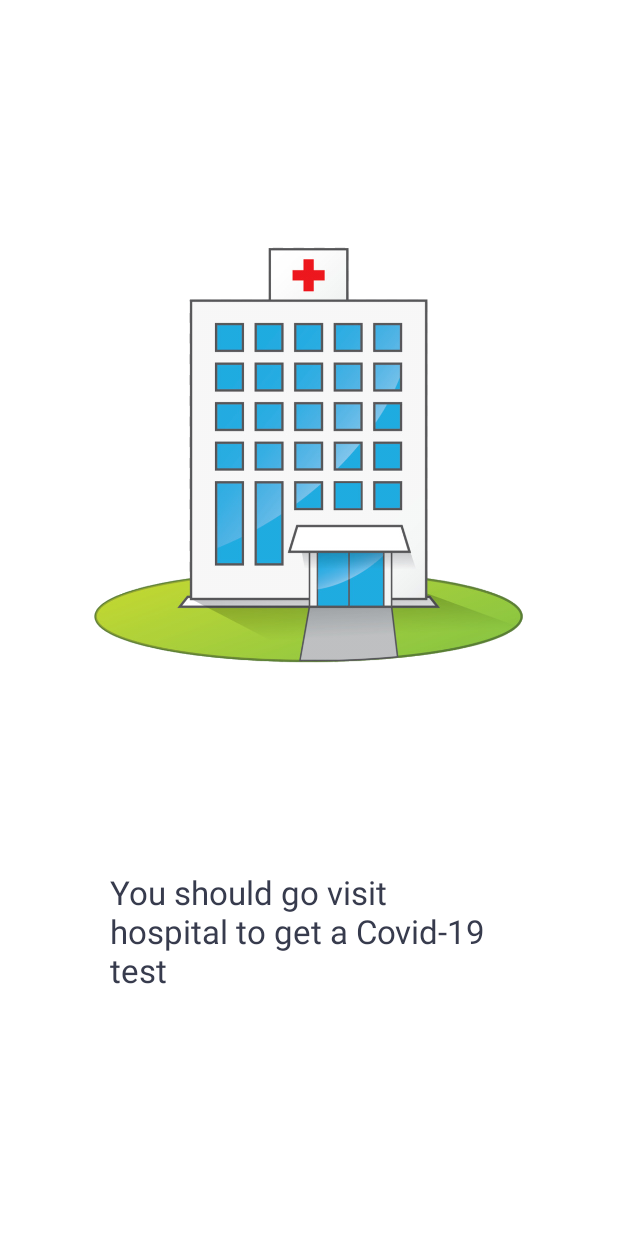
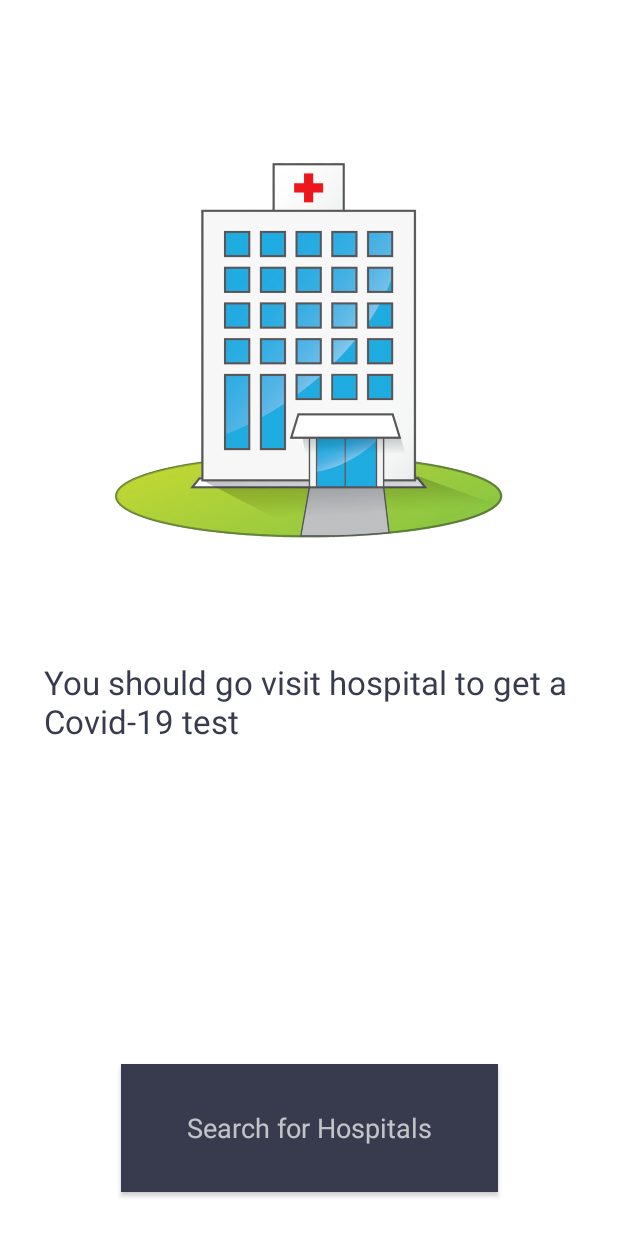
Before and after one commit to rjlee03/Covid-19Test, an Android app: the gotohospital screen opened directly, with no data from a screen before it, on a phone screen of 412 x 824 dp. Run offline under Robolectric (Android 15) with nearby library versions, the phone set to English and light mode, and no system bars.

Commit message:
Edited final project

```diff
--- a/app/src/main/res/layout/activity_gotohospital.xml
+++ b/app/src/main/res/layout/activity_gotohospital.xml
@@ -9,14 +9,14 @@
 
     <ImageView
         android:id="@+id/imageView8"
-        android:layout_width="0dp"
-        android:layout_height="318dp"
+        android:layout_width="364dp"
+        android:layout_height="287dp"
         android:layout_marginStart="32dp"
         android:layout_marginLeft="32dp"
-        android:layout_marginTop="90dp"
+        android:layout_marginTop="91dp"
         android:layout_marginEnd="32dp"
         android:layout_marginRight="32dp"
-        android:layout_marginBottom="59dp"
+        android:layout_marginBottom="61dp"
         app:layout_constraintBottom_toTopOf="@+id/textView6"
         app:layout_constraintEnd_toEndOf="parent"
         app:layout_constraintStart_toStartOf="parent"
@@ -25,18 +25,32 @@
 
     <TextView
         android:id="@+id/textView6"
-        android:layout_width="265dp"
-        android:layout_height="108dp"
-        android:layout_marginStart="75dp"
-        android:layout_marginLeft="75dp"
-        android:layout_marginEnd="75dp"
-        android:layout_marginRight="75dp"
-        android:layout_marginBottom="80dp"
+        android:layout_width="0dp"
+        android:layout_height="0dp"
+        android:layout_marginStart="29dp"
+        android:layout_marginLeft="29dp"
+        android:layout_marginEnd="29dp"
+        android:layout_marginRight="29dp"
+        android:layout_marginBottom="49dp"
         android:text="You should go visit hospital to get a Covid-19 test"
         android:textAppearance="@style/TextAppearance.AppCompat.Large"
         android:textColor="#373B4D"
+        app:layout_constraintBottom_toTopOf="@+id/hospitalbutton"
+        app:layout_constraintEnd_toEndOf="parent"
+        app:layout_constraintStart_toStartOf="parent"
+        app:layout_constraintTop_toBottomOf="@+id/imageView8" />
+
+    <Button
+        android:id="@+id/hospitalbutton"
+        android:layout_width="251dp"
+        android:layout_height="85dp"
+        android:layout_marginBottom="29dp"
+        android:background="#373B4D"
+        android:onClick="search"
+        android:text="Search for Hospitals"
+        android:textAppearance="@style/TextAppearance.AppCompat.Medium"
         app:layout_constraintBottom_toBottomOf="parent"
         app:layout_constraintEnd_toEndOf="parent"
         app:layout_constraintStart_toStartOf="parent"
-        app:layout_constraintTop_toBottomOf="@+id/imageView8" />
+        app:layout_constraintTop_toBottomOf="@+id/textView6" />
 </androidx.constraintlayout.widget.ConstraintLayout>
--- a/app/src/main/res/layout/activity_main.xml
+++ b/app/src/main/res/layout/activity_main.xml
@@ -19,7 +19,7 @@
 
         <TextView
             android:id="@+id/textView"
-            android:layout_width="236dp"
+            android:layout_width="272dp"
             android:layout_height="35dp"
             android:layout_marginBottom="52dp"
             android:text="CREATED BY RYUNGJAE LEE"
@@ -27,6 +27,7 @@
             android:textColor="#373B4D"
             app:layout_constraintBottom_toBottomOf="parent"
             app:layout_constraintEnd_toEndOf="parent"
+            app:layout_constraintHorizontal_bias="0.497"
             app:layout_constraintStart_toStartOf="parent"
             app:layout_constraintTop_toBottomOf="@+id/logo" />
 
--- a/app/src/main/res/layout/activity_moniterathome.xml
+++ b/app/src/main/res/layout/activity_moniterathome.xml
@@ -19,8 +19,8 @@
 
     <TextView
         android:id="@+id/textView7"
-        android:layout_width="wrap_content"
-        android:layout_height="wrap_content"
+        android:layout_width="341dp"
+        android:layout_height="110dp"
         android:layout_marginStart="37dp"
         android:layout_marginLeft="37dp"
         android:layout_marginBottom="148dp"
```
Also changed, not shown: app/src/main/java/com/example/covy/gotohospital.java (+11 -0 lines), app/src/main/res/layout/activity_page2.xml (+6 -6 lines).
